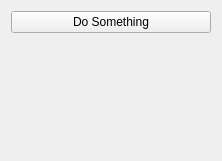
Old version of the form Plugins/org.mitk.gui.qt.viewbrowser/src/internal/ViewBrowserViewControls.ui in the repository MITK/MITK.
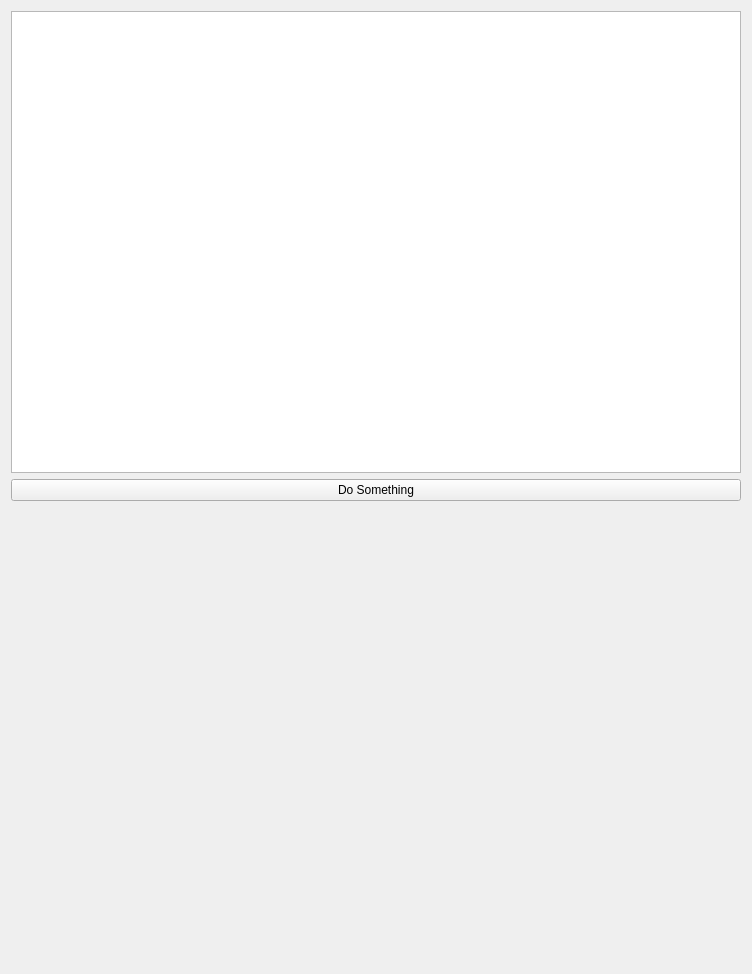
New version of the form.

```diff
--- a/Plugins/org.mitk.gui.qt.viewbrowser/src/internal/ViewBrowserViewControls.ui
+++ b/Plugins/org.mitk.gui.qt.viewbrowser/src/internal/ViewBrowserViewControls.ui
@@ -6,8 +6,8 @@
    <rect>
     <x>0</x>
     <y>0</y>
-    <width>222</width>
-    <height>161</height>
+    <width>752</width>
+    <height>974</height>
    </rect>
   </property>
   <property name="minimumSize">
@@ -20,6 +20,9 @@
    <string>QmitkTemplate</string>
   </property>
   <layout class="QVBoxLayout" name="verticalLayout">
+   <item>
+    <widget class="QTreeView" name="m_PluginTreeView"/>
+   </item>
    <item>
     <widget class="QPushButton" name="buttonPerformImageProcessing">
      <property name="toolTip">
```
